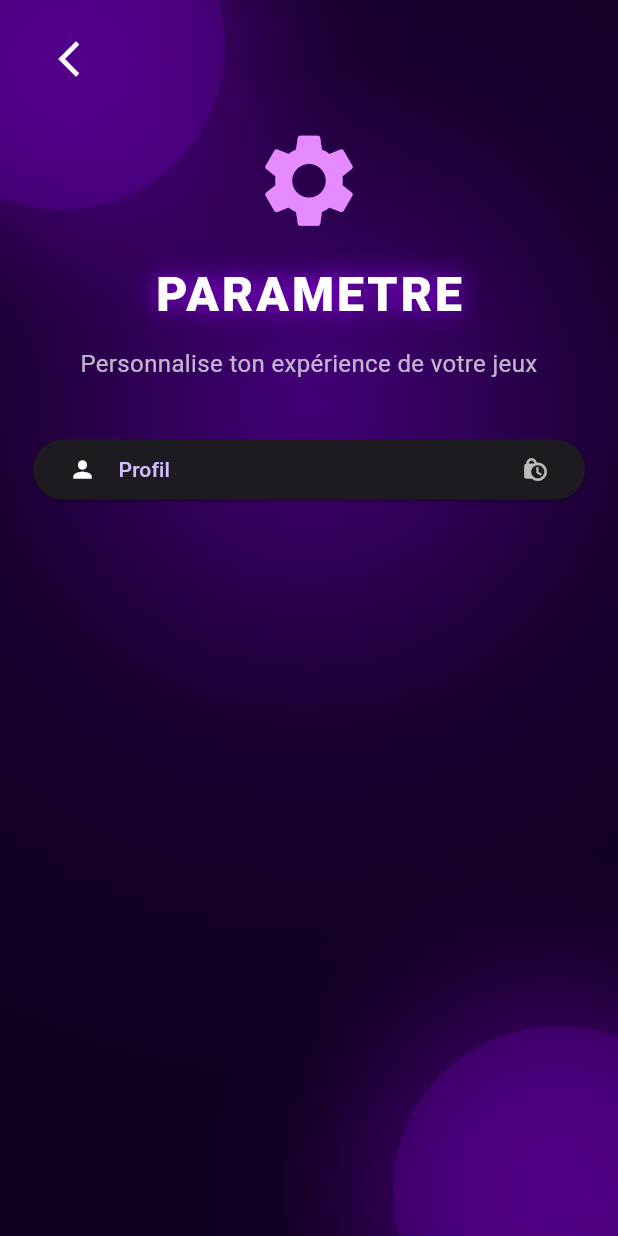
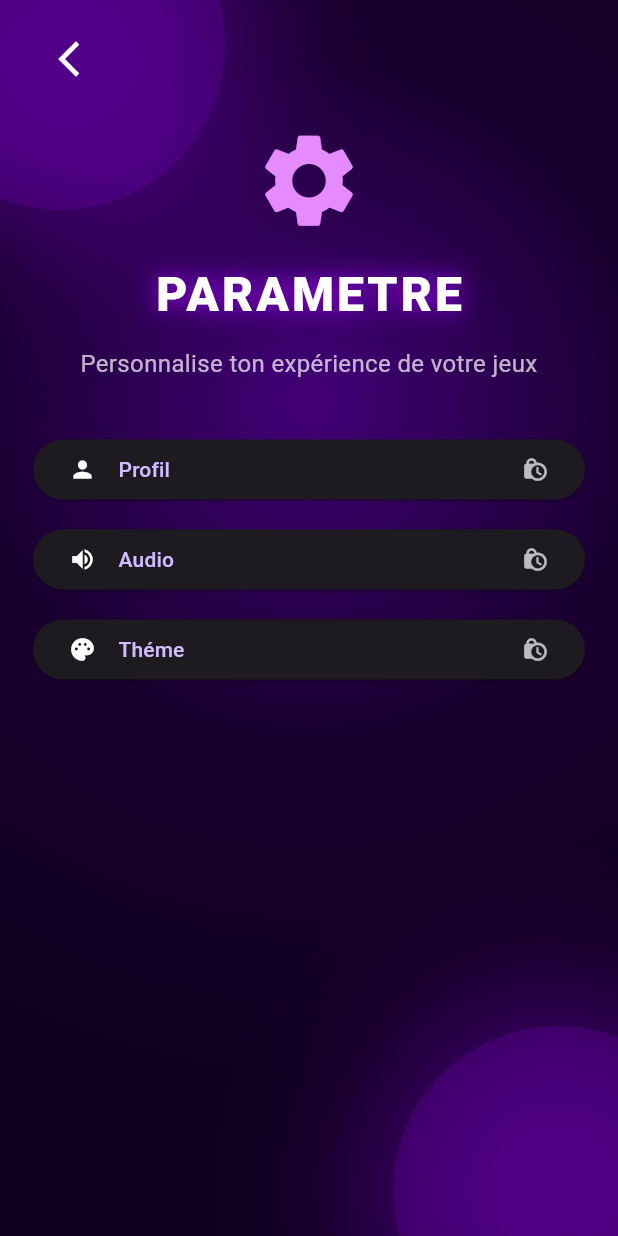
Before and after one commit to ettoumimohamedmoez-ops/quiz_multiplayer, a Flutter app: the ParametresPage screen opened directly, on a phone screen of 412 x 824 dp. Run offline on Flutter 3.47's test engine with Material 3 defaults, Android fonts, the phone set to English and light mode, and no system bars.

Commit message:
Ajouter les option AUDIO et Téhme au Paramétres

```diff
--- a/lib/main.dart
+++ b/lib/main.dart
@@ -799,7 +799,35 @@ child: SafeArea(
                             Icon(Icons.lock_clock, color:Colors.white70),
                           ],
                          ),
-                        )
+                        ),
+                        const SizedBox(height: 12),
+                        ElevatedButton(
+                          onPressed:() {
+                            const HomePage().showMessage(context, 'Audio');
+                          },
+                          child: const Row(children: [
+                            Icon(Icons.volume_up, color: Colors.white),
+                            SizedBox(width: 15),
+                            Text('Audio'),
+                            Spacer(),
+                            Icon(Icons.lock_clock, color:Colors.white70),
+                          ],
+                        ),
+                      ),
+                      const SizedBox(height: 12),
+                      ElevatedButton(
+                        onPressed:(){
+                          const HomePage().showMessage(context, 'Théme');
+                        },
+                        child: const Row(children: [
+                          Icon(Icons.palette, color:Colors.white),
+                          SizedBox(width: 15),
+                          Text('Théme'),
+                          Spacer(),
+                          Icon(Icons.lock_clock, color:Colors.white70),
+                        ],
+                      ),
+                    ),
                    ],
                   ),
                  ),
```
